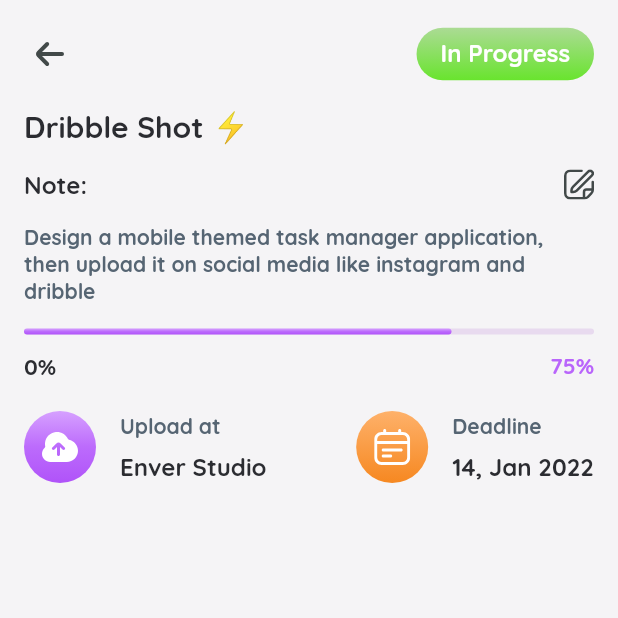
After one commit to binhphancreator/sunday, a Flutter app: the DetailTaskPage screen opened by its route, on a phone screen of 412 x 824 dp, the top half of it. The commit adds this screen. Run offline on Flutter 3.47's test engine with Material 2 defaults, Android fonts, the light colour scheme and no system bars; our stand-ins replace flutter_svg, shared_preferences; missing offline and left inert: shared_preferences_web; accounts and stored records are empty.

Commit message:
ui_detail_task

```diff
--- a/lib/config/themes/app_colors.dart
+++ b/lib/config/themes/app_colors.dart
@@ -15,6 +15,7 @@ class AppColors {
   static const secondaryColor = Color(0xFF69e42e);
   static const menuInactiveColor = Color(0xFF424949);
   static const defaultIconColor = Color(0xFF424949);
+  static const whiteIconColor = Colors.white;
   static const primaryBoxShadowColor = Color.fromARGB(30, 17, 12, 46);
   static const primaryGradient = LinearGradient(
     colors: [
@@ -33,6 +34,14 @@ class AppColors {
     begin: Alignment.topCenter,
     end: Alignment.bottomCenter,
   );
+  static const thirdGradient = LinearGradient(
+    colors: [
+      Color(0xFFFEB16A),
+      Color(0xFFF68821),
+    ],
+    begin: Alignment.topCenter,
+    end: Alignment.bottomCenter,
+  );
   static const lightGradient = LinearGradient(
     colors: [
       Color(0xFFF5F4F6),
--- /dev/null
+++ b/lib/pages/detail_task_page.dart
@@ -0,0 +1,207 @@
+import 'package:flutter/material.dart';
+import 'package:flutter_svg/flutter_svg.dart';
+import 'package:sunday/config/themes/app_colors.dart';
+import 'package:sunday/config/themes/app_text_styles.dart';
+import 'package:sunday/widgets/progress_bar_widget.dart';
+import 'package:sunday/widgets/top_bar_widget.dart';
+
+class DetailTaskPage extends StatefulWidget {
+  const DetailTaskPage({super.key});
+
+  @override
+  State<DetailTaskPage> createState() => _DetailTaskPageState();
+}
+
+class _DetailTaskPageState extends State<DetailTaskPage> {
+  @override
+  Widget build(BuildContext context) {
+    return Scaffold(
+      appBar: TopBarWidget(
+        height: 72,
+        child: Container(
+          // padding: const EdgeInsets.only(left: 16, right: 16, top: 16, bottom: 16),
+          margin: EdgeInsets.only(left: 16, right: 16, top: 16, bottom: 16),
+          child: Row(
+            mainAxisAlignment: MainAxisAlignment.spaceBetween,
+            children: [
+              InkWell(
+                onTap: () => Navigator.pop(context),
+                borderRadius: BorderRadius.circular(20),
+                customBorder: CircleBorder(side: BorderSide.none),
+                child: SvgPicture.asset(
+                  'assets/icons/regular/arrow-small-left.svg',
+                  width: 32,
+                  color: AppColors.defaultIconColor,
+                  fit: BoxFit.contain,
+                ),
+              ),
+              Container(
+                  padding: EdgeInsets.symmetric(vertical: 8, horizontal: 16),
+                  decoration: BoxDecoration(borderRadius: BorderRadius.circular(20), gradient: AppColors.secondaryGradient),
+                  child: Text(
+                    'In Progress',
+                    style: AppTextStyles.primaryBoldTextBtn,
+                  )),
+            ],
+          ),
+        ),
+      ),
+      body: SafeArea(
+          child: SingleChildScrollView(
+        scrollDirection: Axis.vertical,
+        child: Column(
+          crossAxisAlignment: CrossAxisAlignment.start,
+          children: [
+            Padding(
+              padding: const EdgeInsets.symmetric(horizontal: 16),
+              child: Text(
+                'Dribble Shot ⚡',
+                style: AppTextStyles.boldh1,
+              ),
+            ),
+            SizedBox(
+              height: 16,
+            ),
+            Padding(
+              padding: const EdgeInsets.symmetric(horizontal: 16),
+              child: Row(
+                mainAxisAlignment: MainAxisAlignment.spaceBetween,
+                children: [
+                  Text(
+                    'Note:',
+                    style: AppTextStyles.boldh3,
+                  ),
+                  InkWell(
+                    onTap: () {},
+                    splashColor: Colors.transparent,
+                    child: SvgPicture.asset(
+                      'assets/icons/regular/edit.svg',
+                      width: 20,
+                      color: AppColors.defaultIconColor,
+                    ),
+                  )
+                ],
+              ),
+            ),
+            SizedBox(
+              height: 16,
+            ),
+            Padding(
+              padding: EdgeInsets.symmetric(horizontal: 16),
+              child: Text(
+                'Design a mobile themed task manager application, then upload it on social media like instagram and dribble',
+                style: AppTextStyles.lightboldh5,
+              ),
+            ),
+            SizedBox(
+              height: 16,
+            ),
+            Padding(
+              padding: EdgeInsets.symmetric(horizontal: 16),
+              child: ProgressBarWidget(
+                percent: .75,
+              ),
+            ),
+            SizedBox(
+              height: 12,
+            ),
+            Padding(
+              padding: EdgeInsets.symmetric(horizontal: 16),
+              child: Row(
+                mainAxisAlignment: MainAxisAlignment.spaceBetween,
+                children: [
+                  Text(
+                    '0%',
+                    style: AppTextStyles.boldh4,
+                  ),
+                  Text(
+                    '75%',
+                    style: AppTextStyles.mainSmallBoldTextBtn,
+                  )
+                ],
+              ),
+            ),
+            SizedBox(
+              height: 20,
+            ),
+            Padding(
+              padding: EdgeInsets.symmetric(horizontal: 16),
+              child: Row(
+                mainAxisAlignment: MainAxisAlignment.spaceBetween,
+                children: [
+                  Row(
+                    children: [
+                      Container(
+                        padding: EdgeInsets.all(12),
+                        decoration: BoxDecoration(borderRadius: BorderRadius.circular(30), gradient: AppColors.primaryGradient),
+                        child: SvgPicture.asset(
+                          'assets/icons/solid/cloud-upload-alt.svg',
+                          width: 24,
+                          color: AppColors.whiteIconColor,
+                          fit: BoxFit.contain,
+                        ),
+                      ),
+                      SizedBox(
+                        width: 16,
+                      ),
+                      Column(
+                        crossAxisAlignment: CrossAxisAlignment.start,
+                        children: [
+                          Text(
+                            'Upload at',
+                            style: AppTextStyles.lightboldh5,
+                          ),
+                          SizedBox(
+                            height: 8,
+                          ),
+                          Text(
+                            'Enver Studio',
+                            style: AppTextStyles.boldh3,
+                          )
+                        ],
+                      )
+                    ],
+                  ),
+                  Row(
+                    children: [
+                      Container(
+                        padding: EdgeInsets.all(12),
+                        decoration: BoxDecoration(borderRadius: BorderRadius.circular(30), gradient: AppColors.thirdGradient),
+                        child: SvgPicture.asset(
+                          'assets/icons/regular/calendar-lines.svg',
+                          width: 24,
+                          color: AppColors.whiteIconColor,
+                          fit: BoxFit.contain,
+                        ),
+                      ),
+                      SizedBox(
+                        width: 16,
+                      ),
+                      Column(
+                        crossAxisAlignment: CrossAxisAlignment.start,
+                        children: [
+                          Text(
+                            'Deadline',
+                            style: AppTextStyles.lightboldh5,
+                          ),
+                          SizedBox(
+                            height: 8,
+                          ),
+                          Text(
+                            '14, Jan 2022',
+                            style: AppTextStyles.boldh3,
+                          )
+                        ],
+                      )
+                    ],
+                  ),
+                ],
+              ),
+            ),
+          ],
+        ),
+      )),
+      backgroundColor: AppColors.bgColor,
+    );
+  }
+}
--- a/lib/routes/router.dart
+++ b/lib/routes/router.dart
@@ -1,4 +1,5 @@
 import 'package:flutter/material.dart';
+import 'package:sunday/pages/detail_task_page.dart';
 import 'package:sunday/pages/home_page.dart';
 import 'package:sunday/pages/intro_page.dart';
 import 'package:sunday/routes/routes.dart';
@@ -11,6 +12,9 @@ class RouterGenerator {
 
       case RoutesPage.homePage:
         return MaterialPageRoute(builder: (_) => const HomePage());
+
+      case RoutesPage.detailTaskPage:
+        return MaterialPageRoute(builder: (_) => const DetailTaskPage());
 
       default:
         return _errorRoute();
--- a/lib/routes/routes.dart
+++ b/lib/routes/routes.dart
@@ -2,4 +2,5 @@ class RoutesPage {
   static const homePage = 'Home';
   static const introPage = 'Intro';
   static const addProjectPage = 'Add_Project';
+  static const detailTaskPage = 'Detail_Task';
 }
--- a/lib/widgets/task_item_widget.dart
+++ b/lib/widgets/task_item_widget.dart
@@ -1,5 +1,6 @@
 import 'package:flutter/material.dart';
 import 'package:flutter_svg/flutter_svg.dart';
+import 'package:sunday/routes/routes.dart';
 import 'package:sunday/widgets/progress_bar_widget.dart';
 
 import '../config/themes/app_colors.dart';
@@ -15,7 +16,9 @@ class TaskItemWidget extends StatefulWidget {
 class _TaskItemWidgetState extends State<TaskItemWidget> {
   @override
   Widget build(BuildContext context) {
-    return Stack(
+    return GestureDetector(
+      onTap: () => Navigator.pushNamed(context, RoutesPage.detailTaskPage),
+      child: Stack(
         children: [
           Container(
             padding: EdgeInsets.only(left: 12, right: 12, top: 12, bottom: 12),
@@ -93,6 +96,7 @@ class _TaskItemWidgetState extends State<TaskItemWidget> {
                 decoration: BoxDecoration(color: AppColors.primaryColor, borderRadius: BorderRadius.only(topLeft: Radius.zero, bottomLeft: Radius.zero, topRight: Radius.circular(12), bottomRight: Radius.circular(12))),
               )),
         ],
+      ),
     );
   }
 }
--- /dev/null
+++ b/lib/widgets/top_bar_widget.dart
@@ -0,0 +1,25 @@
+import 'package:flutter/material.dart';
+
+class TopBarWidget extends StatefulWidget implements PreferredSizeWidget {
+  final double height;
+  final Widget child;
+
+  const TopBarWidget({super.key, required this.height, required this.child});
+
+  @override
+  State<TopBarWidget> createState() => _TopBarWidgetState();
+
+  @override
+  Size get preferredSize => Size.fromHeight(height);
+}
+
+class _TopBarWidgetState extends State<TopBarWidget> {
+  @override
+  Widget build(BuildContext context) {
+    return Container(
+      height: widget.height,
+      decoration: BoxDecoration(),
+      child: widget.child,
+    );
+  }
+}
```
Also changed, not shown: assets/icons/regular/arrow-small-left.svg (added), assets/icons/regular/edit.svg (added), assets/icons/solid/cloud-upload-alt.svg (added). Lines whose indentation alone changed are shown as unchanged.
